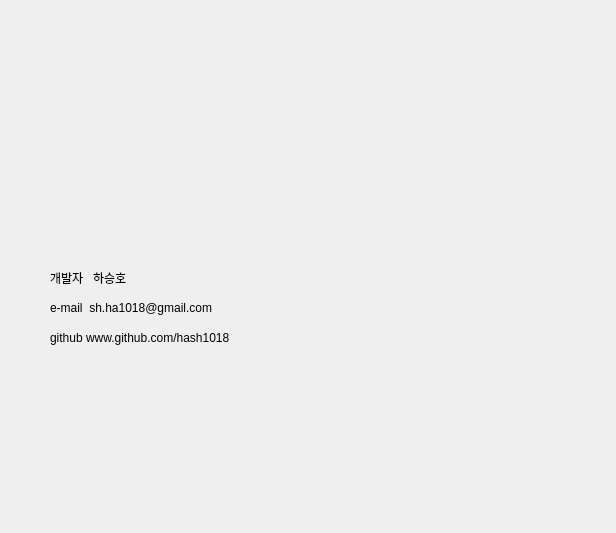
Above: Adora/Adora/Ui/AboutWidget.ui from hash1018/Adora before the change. Below: the same form after it.
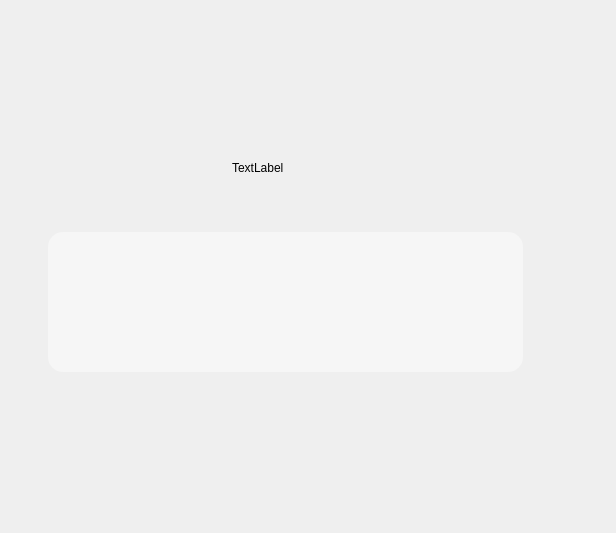
That is the form after the change. Icons and pictures are not drawn.

```diff
--- a/Adora/Adora/Ui/AboutWidget.ui
+++ b/Adora/Adora/Ui/AboutWidget.ui
@@ -13,52 +13,234 @@
   <property name="windowTitle">
    <string>Form</string>
   </property>
-  <widget class="QLabel" name="developerLabel">
+  <property name="styleSheet">
+   <string notr="true">QWidget#groupWidget {
+   background-color:#F6F6F6;
+   border-radius:15px;
+   
+}
+
+QLabel#AdoraLabel {
+    background-image:url(:/Main/adora_black);
+}</string>
+  </property>
+  <widget class="QLabel" name="AdoraLabel">
    <property name="geometry">
     <rect>
-     <x>50</x>
-     <y>270</y>
-     <width>181</width>
-     <height>16</height>
+     <x>57</x>
+     <y>132</y>
+     <width>162</width>
+     <height>42</height>
     </rect>
    </property>
    <property name="text">
-    <string>개발자   하승호</string>
+    <string/>
    </property>
   </widget>
-  <widget class="QLabel" name="emailLabel">
+  <widget class="QWidget" name="groupWidget" native="true">
    <property name="geometry">
     <rect>
-     <x>50</x>
-     <y>300</y>
-     <width>231</width>
-     <height>16</height>
+     <x>48</x>
+     <y>232</y>
+     <width>475</width>
+     <height>140</height>
     </rect>
    </property>
-   <property name="text">
-    <string>e-mail  sh.ha1018@gmail.com</string>
+   <property name="minimumSize">
+    <size>
+     <width>475</width>
+     <height>140</height>
+    </size>
    </property>
+   <property name="maximumSize">
+    <size>
+     <width>475</width>
+     <height>140</height>
+    </size>
+   </property>
+   <widget class="QLabel" name="githubLabel">
+    <property name="geometry">
+     <rect>
+      <x>29</x>
+      <y>83</y>
+      <width>54</width>
+      <height>36</height>
+     </rect>
+    </property>
+    <property name="minimumSize">
+     <size>
+      <width>54</width>
+      <height>36</height>
+     </size>
+    </property>
+    <property name="maximumSize">
+     <size>
+      <width>54</width>
+      <height>36</height>
+     </size>
+    </property>
+    <property name="text">
+     <string/>
+    </property>
+    <property name="textFormat">
+     <enum>Qt::AutoText</enum>
+    </property>
+    <property name="openExternalLinks">
+     <bool>true</bool>
+    </property>
+    <property name="textInteractionFlags">
+     <set>Qt::TextBrowserInteraction</set>
+    </property>
+   </widget>
+   <widget class="QLabel" name="developerLabel">
+    <property name="geometry">
+     <rect>
+      <x>29</x>
+      <y>21</y>
+      <width>45</width>
+      <height>36</height>
+     </rect>
+    </property>
+    <property name="minimumSize">
+     <size>
+      <width>45</width>
+      <height>36</height>
+     </size>
+    </property>
+    <property name="maximumSize">
+     <size>
+      <width>45</width>
+      <height>36</height>
+     </size>
+    </property>
+    <property name="text">
+     <string/>
+    </property>
+   </widget>
+   <widget class="QLabel" name="emailLabel">
+    <property name="geometry">
+     <rect>
+      <x>29</x>
+      <y>52</y>
+      <width>44</width>
+      <height>36</height>
+     </rect>
+    </property>
+    <property name="minimumSize">
+     <size>
+      <width>44</width>
+      <height>36</height>
+     </size>
+    </property>
+    <property name="maximumSize">
+     <size>
+      <width>44</width>
+      <height>36</height>
+     </size>
+    </property>
+    <property name="text">
+     <string/>
+    </property>
+   </widget>
+   <widget class="QLabel" name="developerLabel2">
+    <property name="geometry">
+     <rect>
+      <x>102</x>
+      <y>21</y>
+      <width>250</width>
+      <height>36</height>
+     </rect>
+    </property>
+    <property name="minimumSize">
+     <size>
+      <width>250</width>
+      <height>36</height>
+     </size>
+    </property>
+    <property name="maximumSize">
+     <size>
+      <width>250</width>
+      <height>36</height>
+     </size>
+    </property>
+    <property name="text">
+     <string/>
+    </property>
+   </widget>
+   <widget class="QLabel" name="emailLabel2">
+    <property name="geometry">
+     <rect>
+      <x>102</x>
+      <y>52</y>
+      <width>250</width>
+      <height>36</height>
+     </rect>
+    </property>
+    <property name="minimumSize">
+     <size>
+      <width>250</width>
+      <height>36</height>
+     </size>
+    </property>
+    <property name="maximumSize">
+     <size>
+      <width>250</width>
+      <height>36</height>
+     </size>
+    </property>
+    <property name="text">
+     <string/>
+    </property>
+   </widget>
+   <widget class="QLabel" name="githubLabel2">
+    <property name="geometry">
+     <rect>
+      <x>102</x>
+      <y>83</y>
+      <width>250</width>
+      <height>36</height>
+     </rect>
+    </property>
+    <property name="minimumSize">
+     <size>
+      <width>250</width>
+      <height>36</height>
+     </size>
+    </property>
+    <property name="maximumSize">
+     <size>
+      <width>250</width>
+      <height>36</height>
+     </size>
+    </property>
+    <property name="text">
+     <string/>
+    </property>
+   </widget>
   </widget>
-  <widget class="QLabel" name="githubLabel">
+  <widget class="QLabel" name="versionLabel">
    <property name="geometry">
     <rect>
-     <x>50</x>
-     <y>330</y>
-     <width>261</width>
-     <height>16</height>
+     <x>232</x>
+     <y>162</y>
+     <width>100</width>
+     <height>12</height>
     </rect>
    </property>
-   <property name="text">
-    <string>github www.github.com/hash1018</string>
+   <property name="minimumSize">
+    <size>
+     <width>100</width>
+     <height>12</height>
+    </size>
    </property>
-   <property name="textFormat">
-    <enum>Qt::AutoText</enum>
+   <property name="maximumSize">
+    <size>
+     <width>100</width>
+     <height>12</height>
+    </size>
    </property>
-   <property name="openExternalLinks">
-    <bool>true</bool>
-   </property>
-   <property name="textInteractionFlags">
-    <set>Qt::TextBrowserInteraction</set>
+   <property name="text">
+    <string>TextLabel</string>
    </property>
   </widget>
  </widget>
```
Left out of the diff: 16 changed lines with no effect on the pictures.
